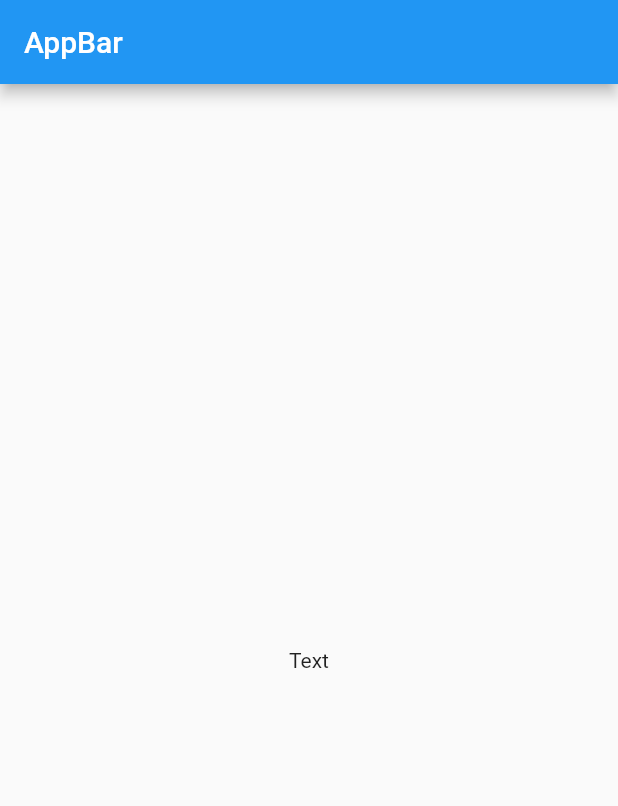
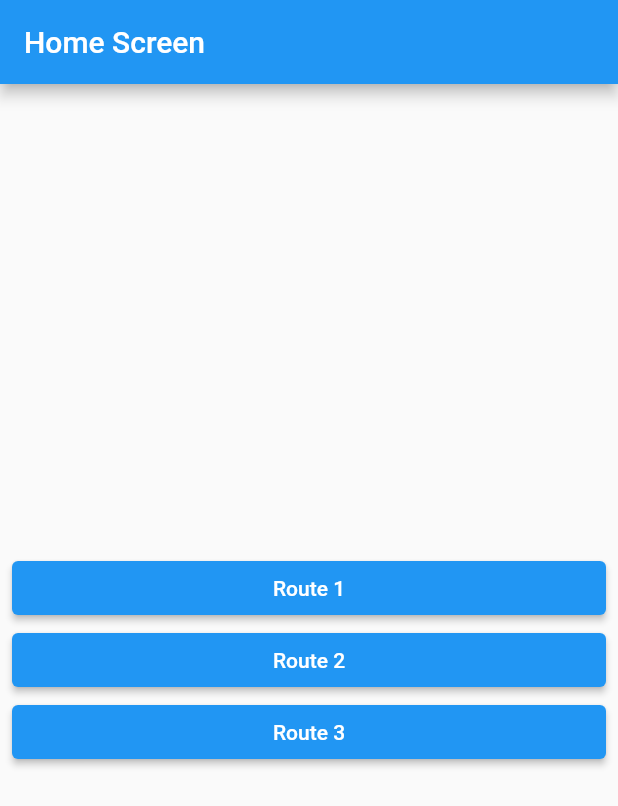
Before and after one commit to Jeffrey-Oh/flutter-navigation, a Flutter app: the screen it shows after launch, on a phone screen of 412 x 824 dp. Shown: the top 806 px of the screen. Run offline on Flutter 3.47's test engine with Material 2 defaults, Android fonts, the phone set to English and light mode, and no system bars.

Commit message:
Route Screen 늘리면서 생긴 중복소스 Main Layout 모듈화

```diff
--- /dev/null
+++ b/lib/layout/MainLayout.dart
@@ -0,0 +1,29 @@
+import 'package:flutter/material.dart';
+
+class MainLayout extends StatelessWidget {
+  final String title;
+  final List<Widget> children;
+
+  const MainLayout({
+    required this.title,
+    required this.children,
+    Key? key
+  }) : super(key: key);
+
+  @override
+  Widget build(BuildContext context) {
+    return Scaffold(
+      appBar: AppBar(
+        title: Text(title),
+      ),
+      body: Padding(
+        padding: EdgeInsets.symmetric(horizontal: 8),
+        child: Column(
+          mainAxisAlignment: MainAxisAlignment.center,
+          crossAxisAlignment: CrossAxisAlignment.stretch,
+          children: children,
+        ),
+      ),
+    );
+  }
+}
--- a/lib/screen/home/HomeScreen.dart
+++ b/lib/screen/home/HomeScreen.dart
@@ -1,24 +1,47 @@
 import 'package:flutter/material.dart';
+import 'package:navigation/layout/MainLayout.dart';
+import 'package:navigation/screen/route/RouteOneScreen.dart';
+import 'package:navigation/screen/route/RouteThreeScreen.dart';
+import 'package:navigation/screen/route/RouteTwoScreen.dart';
 
 class HomeScreen extends StatelessWidget {
   const HomeScreen({Key? key}) : super(key: key);
 
   @override
   Widget build(BuildContext context) {
-    return Scaffold(
-      appBar: AppBar(
-        title: Text('AppBar'),
-      ),
-      body: Center(
-        child: Column(
-          mainAxisAlignment: MainAxisAlignment.center,
-          children: [
-            Text(
-              'Text',
-            ),
-          ],
+    return MainLayout(
+      title: 'Home Screen',
+      children: [
+        for (int i=1; i<=3; i++) ElevatedButton(
+          onPressed: () {
+            Navigator.of(context).push(
+              MaterialPageRoute(
+                builder: (BuildContext context) {
+                  Widget routeWidget;
+                  switch (i) {
+                    case 1:
+                      routeWidget = RouteOneScreen();
+                      break;
+                    case 2:
+                      routeWidget = RouteTwoScreen();
+                      break;
+                    case 3:
+                      routeWidget = RouteThreeScreen();
+                      break;
+                    default:
+                      throw new Exception("Bad Request");
+                  }
+
+                  return routeWidget;
+                },
+              ),
+            );
+          },
+          child: Text(
+            'Route ${i}',
+          ),
         ),
-      ),
+      ],
     );
   }
 }
```
Also changed, not shown: lib/screen/route/RouteOneScreen.dart (added, +23 -0 lines), lib/screen/route/RouteThreeScreen.dart (added, +23 -0 lines), lib/screen/route/RouteTwoScreen.dart (added, +23 -0 lines), 1 other file.
